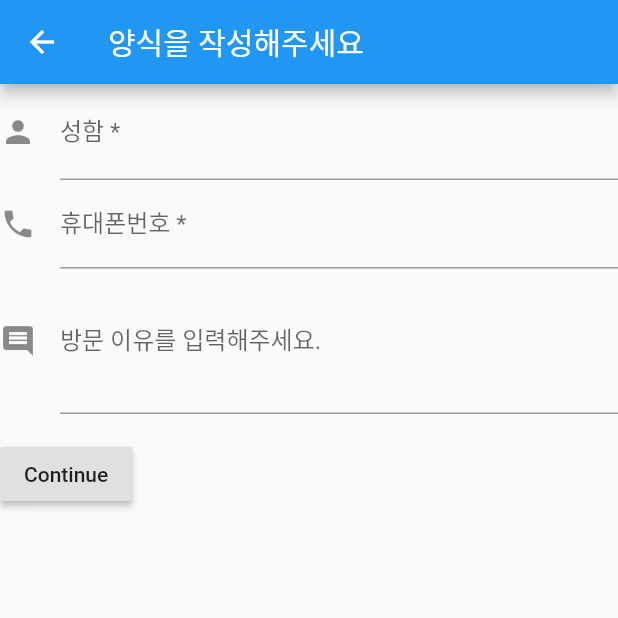
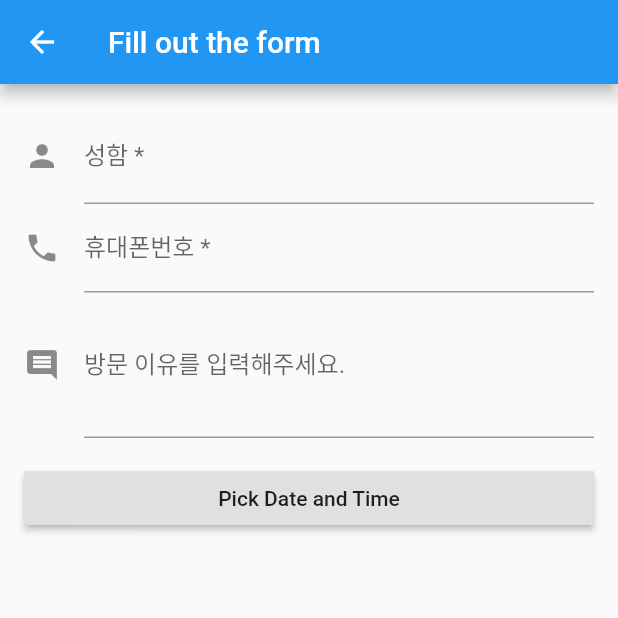
Before and after one commit to luke-song/doctor-appointment-flutter, a Flutter app: the AppointmentForm screen opened directly with empty values, on a phone screen of 412 x 824 dp, the top half of it. Run offline on Flutter 3.47's test engine with Material 2 defaults, Android fonts, the phone set to English and light mode, and no system bars; network calls fail.

Commit message:
adding ui flare to appointment form screen

```diff
--- a/lib/src/appointment_form.dart
+++ b/lib/src/appointment_form.dart
@@ -1,6 +1,10 @@
 import 'package:flutter/material.dart';
 import '../models/doctor.dart';
 import './select_time.dart';
+import './dev.dart';
+
+final String appBarText = isEnglish ? 'Fill out the form' : "양식을 작성해주세요";
+final String continueText = isEnglish ? 'Pick Date and Time' : '';
 
 class AppointmentForm extends StatefulWidget {
   final Doctor selectedDoctor;
@@ -28,9 +32,12 @@ class AppointmentFormState extends State<AppointmentForm> {
   Widget build(BuildContext context) {
     return Scaffold(
       appBar: AppBar(
-        title: Text("양식을 작성해주세요"),
+        title: Text(appBarText),
       ),
-      body: Column(
+      body: Container(
+        padding: new EdgeInsets.all(16.0),
+        child: Column(
+          crossAxisAlignment: CrossAxisAlignment.stretch,
           children: <Widget>[
             Form(
               key: _formKey,
@@ -93,8 +100,9 @@ class AppointmentFormState extends State<AppointmentForm> {
                       });
                     },
                   ),
-                Padding(
-                  padding: const EdgeInsets.symmetric(vertical: 16.0),
+                  SizedBox(width: 16.0, height: 16.0),
+                  SizedBox(
+                    width: double.infinity,
                     child: RaisedButton(
                       onPressed: () {
                         // Validate will return true if the form is valid, or false if
@@ -117,7 +125,7 @@ class AppointmentFormState extends State<AppointmentForm> {
                           );
                         }
                       },
-                    child: Text('Continue'),
+                      child: Text(continueText),
                     ),
                   ),
                 ],
@@ -125,6 +133,7 @@ class AppointmentFormState extends State<AppointmentForm> {
             )
           ],
         ),
+      ),
     );
   }
 }
```
Lines whose indentation alone changed are shown as unchanged.
